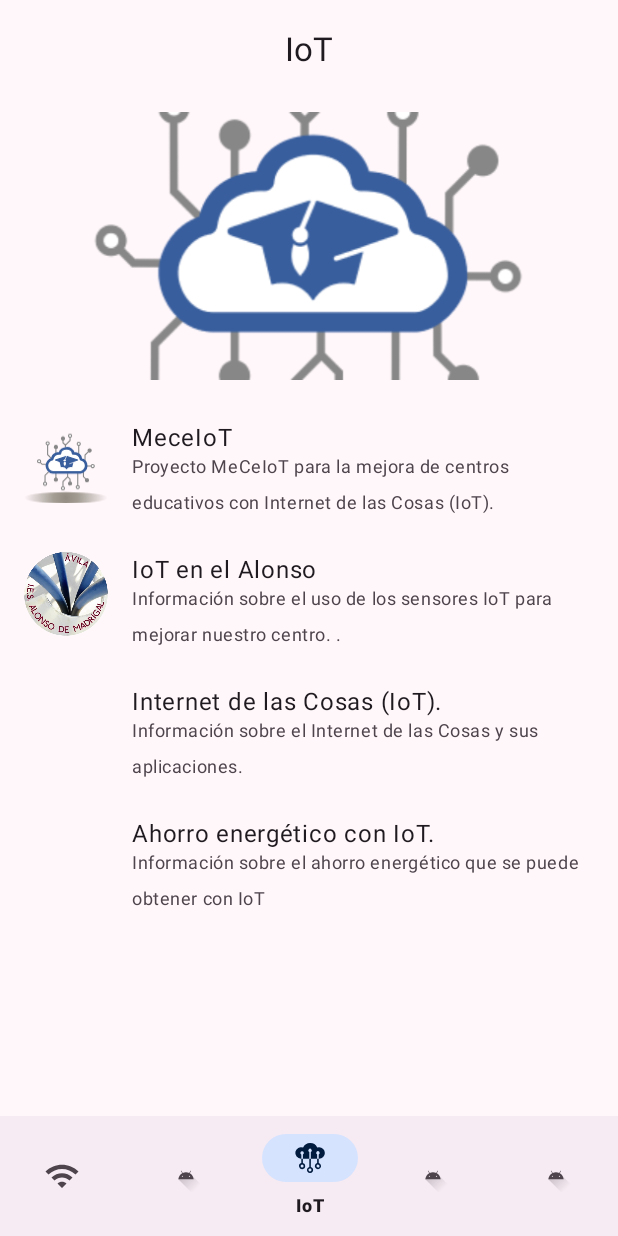
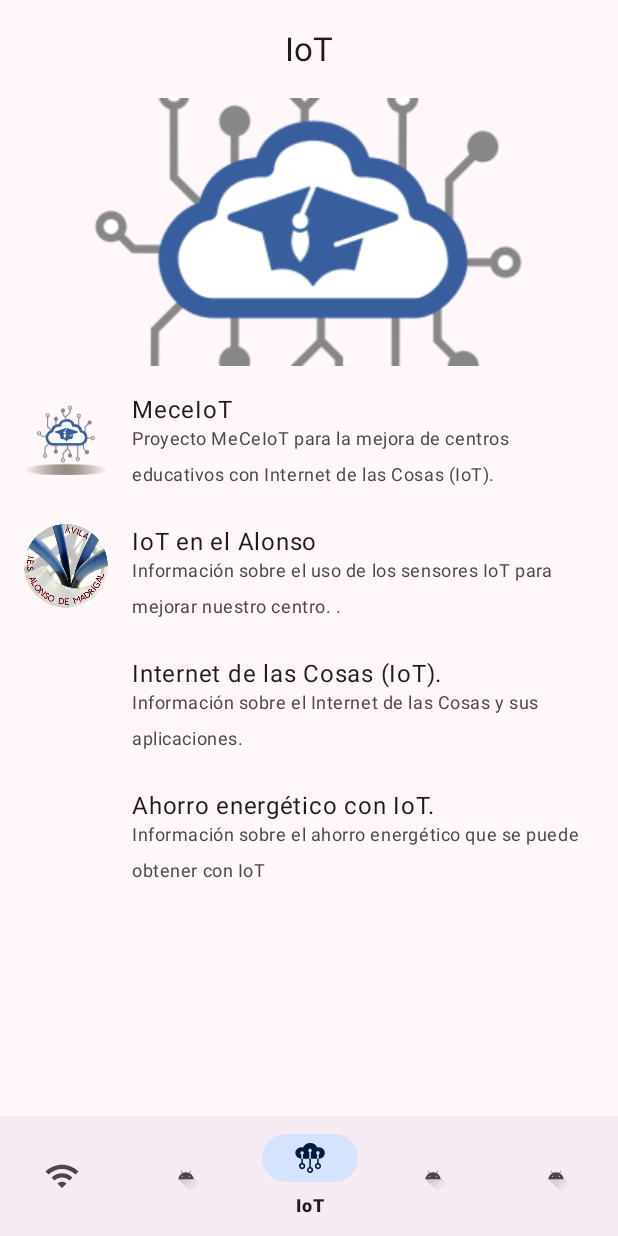
Before and after one commit to iesalonsodemadrigal/android-meceiot, an Android app: the IoTAboutFragment screen opened through its navigation route, on a phone screen of 412 x 824 dp. Run offline under Robolectric (Android 15) with nearby library versions, the phone set to English and light mode, and no system bars; our stand-ins replace navigation-ui; 3 statements that could not run were skipped.

Commit message:
feat: 23/01 fix fragment_iot.xml

```diff
--- a/app/src/main/res/layout/fragment_iot.xml
+++ b/app/src/main/res/layout/fragment_iot.xml
@@ -15,7 +15,7 @@
         <ImageView
             android:id="@+id/view_image_iot"
             android:layout_width="wrap_content"
-            android:layout_height="@dimen/image_size_back_iot"
+            android:layout_height="wrap_content"
             android:layout_gravity="center"
             android:contentDescription="@string/IoT"
             android:src="@drawable/image_media" />
```
